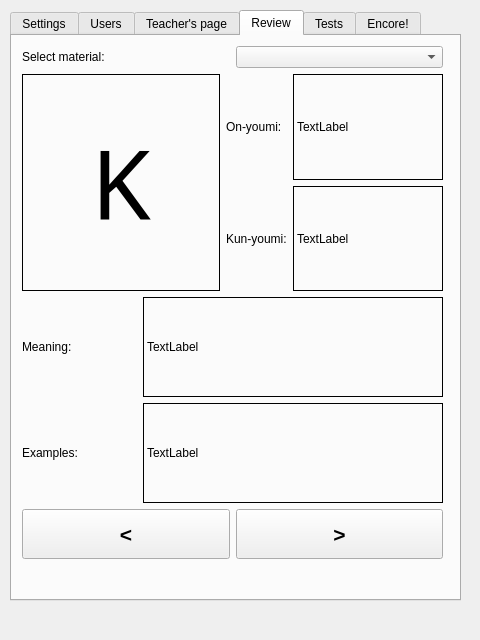
Old version of the form src/kanjitoolswindow.ui in the repository mihaly4/KanjiTools.
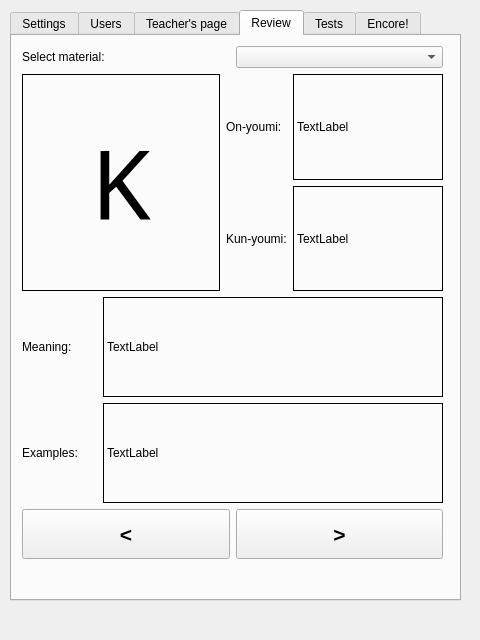
New version of the form. The open tabs and pages were chosen to show the change.

Commit message: Adjusted field sizes.

```diff
--- a/src/kanjitoolswindow.ui
+++ b/src/kanjitoolswindow.ui
@@ -579,7 +579,7 @@
                 <widget class="QLabel" name="label_12">
                  <property name="minimumSize">
                   <size>
-                   <width>0</width>
+                   <width>340</width>
                    <height>100</height>
                   </size>
                  </property>
@@ -604,7 +604,7 @@
                 <widget class="QLabel" name="label_13">
                  <property name="minimumSize">
                   <size>
-                   <width>300</width>
+                   <width>340</width>
                    <height>100</height>
                   </size>
                  </property>
```
Left out of the diff: 6 changed lines with no effect on the pictures.
